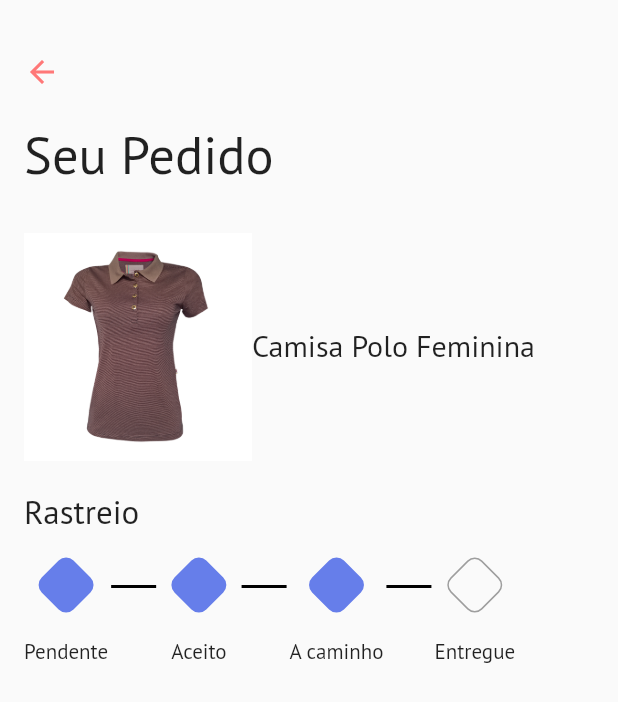
After one commit to BrunoEleodoro/hackcovid-ecommerce, a Flutter app: the MeuPedido screen opened directly, on a phone screen of 412 x 824 dp. The commit adds this screen. Shown: the top 702 px of the screen. Run offline on Flutter 3.47's test engine with Material 2 defaults, Android fonts, the phone set to English and light mode, and no system bars; our stand-ins replace flutter_credit_card, flutter_rating_bar, flutter_vector_icons, google_fonts; missing offline and left inert: circular_bottom_navigation.

Commit message:
Rastreio

```diff
--- /dev/null
+++ b/lib/pages/marketplace/meu_pedido/meu_pedido.dart
@@ -0,0 +1,182 @@
+import 'dart:math';
+
+import 'package:flutter/material.dart';
+import 'package:flutter_vector_icons/flutter_vector_icons.dart';
+import 'package:hackforgoodecommerce/components/custom_button.dart';
+import 'package:hackforgoodecommerce/pages/marketplace/home/home.dart';
+import 'package:hackforgoodecommerce/pages/marketplace/pagamento/pagamento.dart';
+
+class MeuPedido extends StatefulWidget {
+  @override
+  _MeuPedidoState createState() => _MeuPedidoState();
+}
+
+class _MeuPedidoState extends State<MeuPedido> {
+  @override
+  Widget build(BuildContext context) {
+    return Scaffold(
+      body: Stack(
+        children: <Widget>[
+          SingleChildScrollView(
+            child: Padding(
+              padding: const EdgeInsets.all(16.0),
+              child: Column(
+                crossAxisAlignment: CrossAxisAlignment.start,
+                children: <Widget>[
+                  SizedBox(
+                    height: 20,
+                  ),
+                  GestureDetector(
+                    onTap: () {
+                      Navigator.pop(context);
+                    },
+                    child: Icon(Icons.arrow_back, color: Color(0XFFff7878)),
+                  ),
+                  SizedBox(
+                    height: 20,
+                  ),
+                  Text(
+                    'Seu Pedido',
+                    style: TextStyle(fontSize: 35),
+                  ),
+                  SizedBox(
+                    height: 30,
+                  ),
+                  Row(
+                    mainAxisAlignment: MainAxisAlignment.spaceBetween,
+                    children: <Widget>[
+                      Expanded(
+                          flex: 4, child: Image.asset('assets/camiseta1.png')),
+                      Expanded(
+                        flex: 6,
+                        child: Text(
+                          'Camisa Polo Feminina',
+                          style: TextStyle(fontSize: 20),
+                        ),
+                      ),
+                    ],
+                  ),
+                  SizedBox(
+                    height: 20,
+                  ),
+                  Text(
+                    'Rastreio',
+                    style: TextStyle(fontSize: 22),
+                  ),
+                  SizedBox(
+                    height: 20,
+                  ),
+                  Row(
+                    mainAxisAlignment: MainAxisAlignment.start,
+                    crossAxisAlignment: CrossAxisAlignment.start,
+                    children: <Widget>[
+                      Column(
+                        children: <Widget>[
+                          Transform.rotate(
+                            angle: pi / 4,
+                            child: Container(
+                              width: 30,
+                              height: 30,
+                              decoration: BoxDecoration(
+                                  color: Color(0XFF667eea),
+                                  borderRadius:
+                                      BorderRadius.all(Radius.circular(7))),
+                            ),
+                          ),
+                          SizedBox(
+                            height: 20,
+                          ),
+                          Text('Pendente')
+                        ],
+                      ),
+                      Container(
+                        width: 30,
+                        height: 2,
+                        margin: EdgeInsets.only(left: 2, right: 2, top: 15),
+                        color: Colors.black,
+                      ),
+                      Padding(
+                        padding: const EdgeInsets.only(left: 8.0, right: 8),
+                        child: Column(
+                          children: <Widget>[
+                            Transform.rotate(
+                              angle: pi / 4,
+                              child: Container(
+                                width: 30,
+                                height: 30,
+                                decoration: BoxDecoration(
+                                    color: Color(0XFF667eea),
+                                    borderRadius:
+                                        BorderRadius.all(Radius.circular(7))),
+                              ),
+                            ),
+                            SizedBox(
+                              height: 20,
+                            ),
+                            Text('Aceito')
+                          ],
+                        ),
+                      ),
+                      Container(
+                        width: 30,
+                        height: 2,
+                        margin: EdgeInsets.only(left: 2, right: 2, top: 15),
+                        color: Colors.black,
+                      ),
+                      Column(
+                        children: <Widget>[
+                          Transform.rotate(
+                            angle: pi / 4,
+                            child: Container(
+                              width: 30,
+                              height: 30,
+                              decoration: BoxDecoration(
+                                  color: Color(0XFF667eea),
+                                  borderRadius:
+                                      BorderRadius.all(Radius.circular(7))),
+                            ),
+                          ),
+                          SizedBox(
+                            height: 20,
+                          ),
+                          Text('A caminho')
+                        ],
+                      ),
+                      Container(
+                        width: 30,
+                        height: 2,
+                        margin: EdgeInsets.only(left: 2, right: 2, top: 15),
+                        color: Colors.black,
+                      ),
+                      Column(
+                        children: <Widget>[
+                          Transform.rotate(
+                            angle: pi / 4,
+                            child: Container(
+                              width: 30,
+                              height: 30,
+                              decoration: BoxDecoration(
+//                                  color: Color(0XFF667eea),
+                                  border: Border.all(
+                                      color: Colors.grey, width: 1),
+                                  borderRadius:
+                                  BorderRadius.all(Radius.circular(7))),
+                            ),
+                          ),
+                          SizedBox(
+                            height: 20,
+                          ),
+                          Text('Entregue')
+                        ],
+                      ),
+                    ],
+                  )
+                ],
+              ),
+            ),
+          ),
+        ],
+      ),
+    );
+  }
+}
--- a/lib/pages/marketplace/pagamento/pagamento.dart
+++ b/lib/pages/marketplace/pagamento/pagamento.dart
@@ -5,6 +5,7 @@ import 'package:flutter_credit_card/credit_card_widget.dart';
 import 'package:flutter_vector_icons/flutter_vector_icons.dart';
 import 'package:hackforgoodecommerce/components/custom_button.dart';
 import 'package:hackforgoodecommerce/pages/marketplace/home/home.dart';
+import 'package:hackforgoodecommerce/pages/marketplace/meu_pedido/meu_pedido.dart';
 import 'package:hackforgoodecommerce/pages/marketplace/pagamento/form/credit_card_form.dart';
 
 class PagamentoPage extends StatefulWidget {
@@ -56,7 +57,7 @@ class _PagamentoPageState extends State<PagamentoPage> {
                           onPressed: () {
                             Navigator.pushReplacement(
                               context,
-                              MaterialPageRoute(builder: (context) => PagamentoPage()),
+                              MaterialPageRoute(builder: (context) => MeuPedido()),
                             );
                           },
                           elevation: 5,
```
Also changed, not shown: 1 other file.
